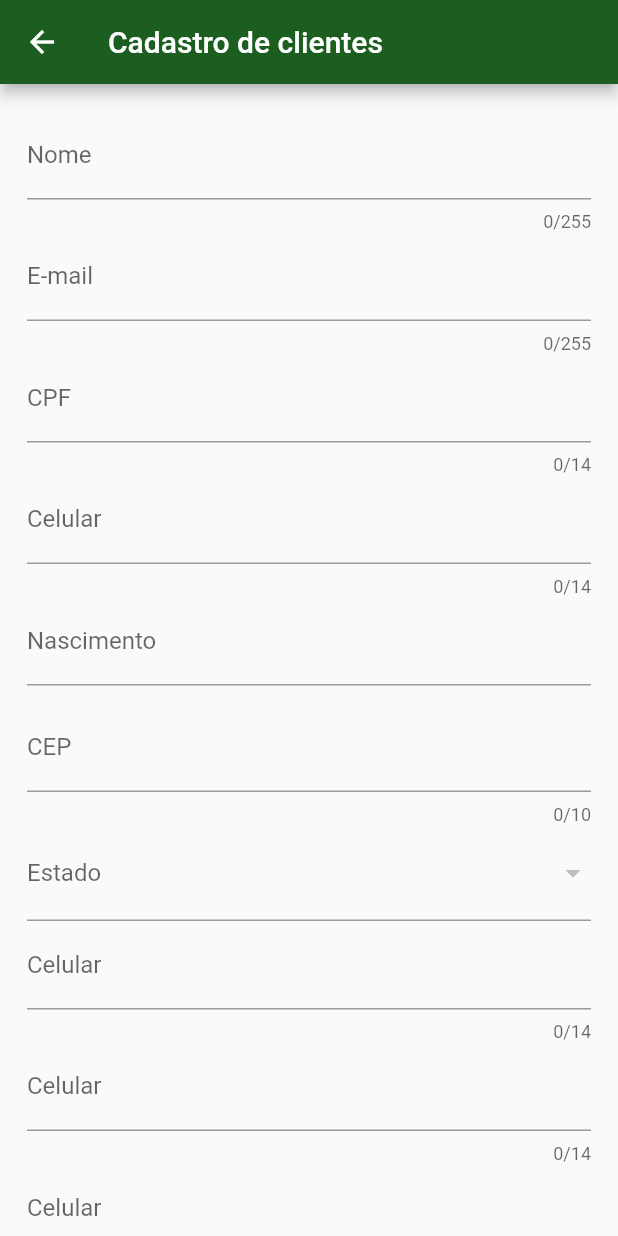
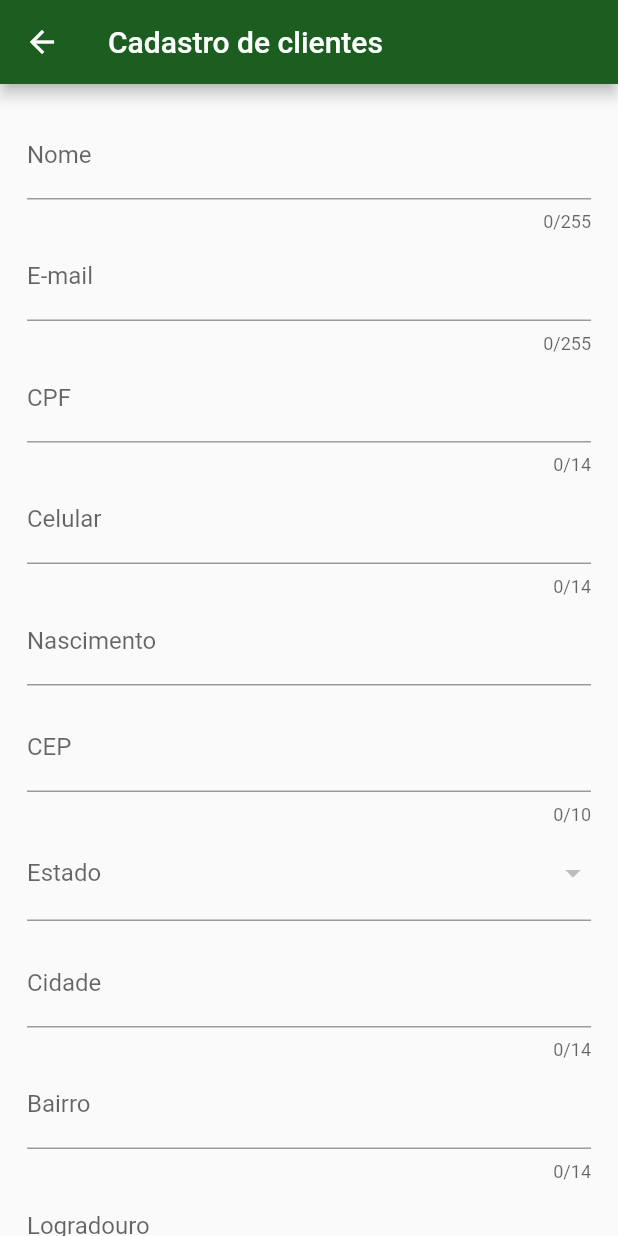
Before and after one commit to AndressaCode/flutter_estados, a Flutter app: the Registrar screen opened directly, on a phone screen of 412 x 824 dp. Run offline on Flutter 3.47's test engine with Material 2 defaults, Android fonts, the phone set to English and light mode, and no system bars; drawn by our look-alikes of date_time_picker; our stand-ins replace brasil_fields.

```diff
--- a/lib/main.dart
+++ b/lib/main.dart
@@ -4,6 +4,7 @@ import 'package:flutter_estados/screens/autenticacao/login.dart';
 import 'package:flutter_estados/screens/dashboard/dashboard.dart';
 import 'package:provider/provider.dart';
 
+import 'models/cliente.dart';
 import 'models/transferencias.dart';
 
 void main() =>
@@ -14,6 +15,9 @@ void main() =>
         ),
         ChangeNotifierProvider(
          create: (context) => Transferencias(),
+        ),
+        ChangeNotifierProvider(
+          create: (context) => Cliente(),
         ),
       ],
       child: BytebankApp(),
--- a/lib/screens/autenticacao/login.dart
+++ b/lib/screens/autenticacao/login.dart
@@ -163,6 +163,8 @@ class Login extends StatelessWidget {
                 ),
               );
             },
+
+            // Criar uma conta
             child: Text(
               'Criar uma conta',
               style: TextStyle(
--- a/lib/screens/autenticacao/registrar.dart
+++ b/lib/screens/autenticacao/registrar.dart
@@ -2,6 +2,7 @@ import 'package:brasil_fields/brasil_fields.dart';
 import 'package:date_time_picker/date_time_picker.dart';
 import 'package:flutter/material.dart';
 import 'package:flutter/services.dart';
+import 'package:flutter_estados/screens/dashboard/dashboard.dart';
 
 class Registrar extends StatelessWidget {
   final _formKey = GlobalKey<FormState>();
@@ -15,7 +16,7 @@ class Registrar extends StatelessWidget {
   final TextEditingController _cidadeController = TextEditingController();
   final TextEditingController _bairroController = TextEditingController();
   final TextEditingController _logradouroController = TextEditingController();
-  final TextEditingController _numeroController = TextEditingController();
+  final TextEditingController _mesController = TextEditingController();
 
   @override
   Widget build(BuildContext context) {
@@ -32,23 +33,29 @@ class Registrar extends StatelessWidget {
                 children: [
                   // Nome
                   TextFormField(
+                    decoration: InputDecoration(
+                      labelText: 'Nome',
+                    ),
                     controller: _nomeController,
                     keyboardType: TextInputType.text,
                     maxLength: 255,
                     validator: (value) {
-                      if (value.contains(" "))
-                        return 'Informe pelo menos um sobrenome!';
 
                       if (value.length < 3) return 'Nome inválido';
 
+                      // Verifica a não existência de espaço entre duas palavras
+                      // Significa dizer que só existe uma
+                      if (!value.contains(" "))
+                        return 'Informe pelo menos um sobrenome!';
+
                       return null;
                     },
-                    decoration: InputDecoration(
-                      labelText: 'Nome',
-                    ),
                   ),
                   // E-mail
                   TextFormField(
+                    decoration: InputDecoration(
+                      labelText: 'E-mail',
+                    ),
                     controller: _emailController,
                     keyboardType: TextInputType.emailAddress,
                     maxLength: 255,
@@ -60,13 +67,13 @@ class Registrar extends StatelessWidget {
 
                       return null;
                     },
-                    decoration: InputDecoration(
-                      labelText: 'E-mail',
-                    ),
                   ),
 
                   // CPF
                   TextFormField(
+                    decoration: InputDecoration(
+                      labelText: 'CPF',
+                    ),
                     controller: _cpfController,
                     keyboardType: TextInputType.number,
                     maxLength: 14,
@@ -79,13 +86,13 @@ class Registrar extends StatelessWidget {
                       FilteringTextInputFormatter.digitsOnly,
                       CpfInputFormatter(),
                     ],
-                    decoration: InputDecoration(
-                      labelText: 'CPF',
-                    ),
                   ),
 
                   // Celular
                   TextFormField(
+                    decoration: InputDecoration(
+                      labelText: 'Celular',
+                    ),
                     controller: _celularController,
                     keyboardType: TextInputType.number,
                     maxLength: 14,
@@ -98,9 +105,6 @@ class Registrar extends StatelessWidget {
                       FilteringTextInputFormatter.digitsOnly,
                       TelefoneInputFormatter(),
                     ],
-                    decoration: InputDecoration(
-                      labelText: 'Celular',
-                    ),
                   ),
 
                   // Nascimento
@@ -120,6 +124,9 @@ class Registrar extends StatelessWidget {
 
                   // Cep
                   TextFormField(
+                    decoration: InputDecoration(
+                      labelText: 'CEP',
+                    ),
                     controller: _cepController,
                     keyboardType: TextInputType.number,
                     maxLength: 10,
@@ -132,107 +139,138 @@ class Registrar extends StatelessWidget {
                       FilteringTextInputFormatter.digitsOnly,
                       CepInputFormatter(),
                     ],
-                    decoration: InputDecoration(
-                      labelText: 'CEP',
-                    ),
                   ),
 
                   // Estado
                   DropdownButtonFormField(
                     isExpanded: true,
-                      decoration: InputDecoration(
-                          labelText: 'Estado'
-                      ),
+                    decoration: InputDecoration(labelText: 'Estado'),
                     items: Estados.listaEstadosSigla.map((String estado) {
                       return DropdownMenuItem(
                         child: Text(estado),
-                          value: estado,);
+                        value: estado,
+                      );
                     }).toList(),
-                    onChanged: (String novoEstadoSelecionado){
+                    onChanged: (String novoEstadoSelecionado) {
                       _estadoController.text = novoEstadoSelecionado;
                     },
-                    validator: (value){
-
-                        if(value == null)
-                          return 'Selecione um estado!';
+                    validator: (value) {
+                      if (value == null) return 'Selecione um estado!';
 
                       return null;
                     },
                   ),
 
+                  SizedBox(height: 12.0),
+
                   // Cidade
                   TextFormField(
-                    controller: _celularController,
-                    keyboardType: TextInputType.number,
+                    decoration: InputDecoration(
+                      labelText: 'Cidade',
+                    ),
+                    controller: _cidadeController,
+                    keyboardType: TextInputType.text,
                     maxLength: 14,
                     validator: (value) {
-                      if (value.length < 11) return 'Celular inválido!';
+                      if (value.length < 3) return 'Cidade inválida!';
 
                       return null;
                     },
-                    inputFormatters: [
-                      FilteringTextInputFormatter.digitsOnly,
-                      TelefoneInputFormatter(),
-                    ],
-                    decoration: InputDecoration(
-                      labelText: 'Celular',
-                    ),
                   ),
 
                   // Bairro
                   TextFormField(
-                    controller: _celularController,
-                    keyboardType: TextInputType.number,
+                    decoration: InputDecoration(
+                      labelText: 'Bairro',
+                    ),
+                    controller: _bairroController,
+                    keyboardType: TextInputType.text,
                     maxLength: 14,
                     validator: (value) {
-                      if (value.length < 11) return 'Celular inválido!';
+                      if (value.length < 3) return 'Bairro inválido!';
 
                       return null;
                     },
-                    inputFormatters: [
-                      FilteringTextInputFormatter.digitsOnly,
-                      TelefoneInputFormatter(),
-                    ],
-                    decoration: InputDecoration(
-                      labelText: 'Celular',
-                    ),
                   ),
 
                   // Logradouro
                   TextFormField(
-                    controller: _celularController,
-                    keyboardType: TextInputType.number,
+                    decoration: InputDecoration(
+                      labelText: 'Logradouro',
+                    ),
+                    controller: _logradouroController,
+                    keyboardType: TextInputType.text,
                     maxLength: 14,
                     validator: (value) {
-                      if (value.length < 11) return 'Celular inválido!';
+                      if (value.length < 3) return 'Logradouro inválido!';
 
                       return null;
                     },
-                    inputFormatters: [
-                      FilteringTextInputFormatter.digitsOnly,
-                      TelefoneInputFormatter(),
-                    ],
-                    decoration: InputDecoration(
-                      labelText: 'Celular',
-                    ),
                   ),
 
                   // Numero
+                  // Não tem número específico para usar uma mask,
+                  // uma vez que ele pode ser um ap, casa sem número,
+                  // entre outros
                   TextFormField(
+                    decoration: InputDecoration(
+                      labelText: 'Número',
+                    ),
                     controller: _celularController,
-                    keyboardType: TextInputType.number,
-                    maxLength: 14,
+                    keyboardType: TextInputType.text,
+                    maxLength: 255,
+                  ),
+
+                  // Estado
+                  DropdownButtonFormField(
+                    isExpanded: true,
+                    decoration: InputDecoration(labelText: 'Mês'),
+                    items: Meses.listaMeses.map((String mes) {
+                      return DropdownMenuItem(
+                        child: Text(mes),
+                        value: mes,
+                      );
+                    }).toList(),
+                    onChanged: (String novoMesSelecionado) {
+                      _mesController.text = novoMesSelecionado;
+                    },
                     validator: (value) {
-                      if (value.length < 11) return 'Celular inválido!';
+                      if (value == null) return 'Selecione um mês!';
 
                       return null;
                     },
-                    inputFormatters: [
-                      FilteringTextInputFormatter.digitsOnly,
-                      TelefoneInputFormatter(),
-                    ],
-                    decoration: InputDecoration(
-                      labelText: 'Celular',
+                  ),
+                  SizedBox(height: 24),
+                  OutlinedButton(
+                    style: OutlinedButton.styleFrom(
+                      shape: RoundedRectangleBorder(
+                        borderRadius: BorderRadius.circular(8.0),
+                      ),
+                      side: BorderSide(
+                        width: 2,
+                        color: Color.fromRGBO(71, 161, 56, 0.2),
+                      ),
+                    ),
+                    onPressed: () {
+                      if (_formKey.currentState.validate()) {
+                        // Retira o histórico, o botão de voltar na appBar
+                        Navigator.pushAndRemoveUntil(
+                          context,
+                          MaterialPageRoute(
+                            builder: (context) => Dashboard(),
+                          ),
+                          // estamos passando um widget ao invés de uma rota nomeada
+                              (route) => false,
+                        );
+                      }
+                    },
+
+                    // Finalizar cadastro
+                    child: Text(
+                      'Finalizar cadastro',
+                      style: TextStyle(
+                        color: Theme.of(context).accentColor,
+                      ),
                     ),
                   ),
                 ],
```
Also changed, not shown: lib/models/cliente.dart (+90 -0 lines). Lines whose indentation alone changed are shown as unchanged.
